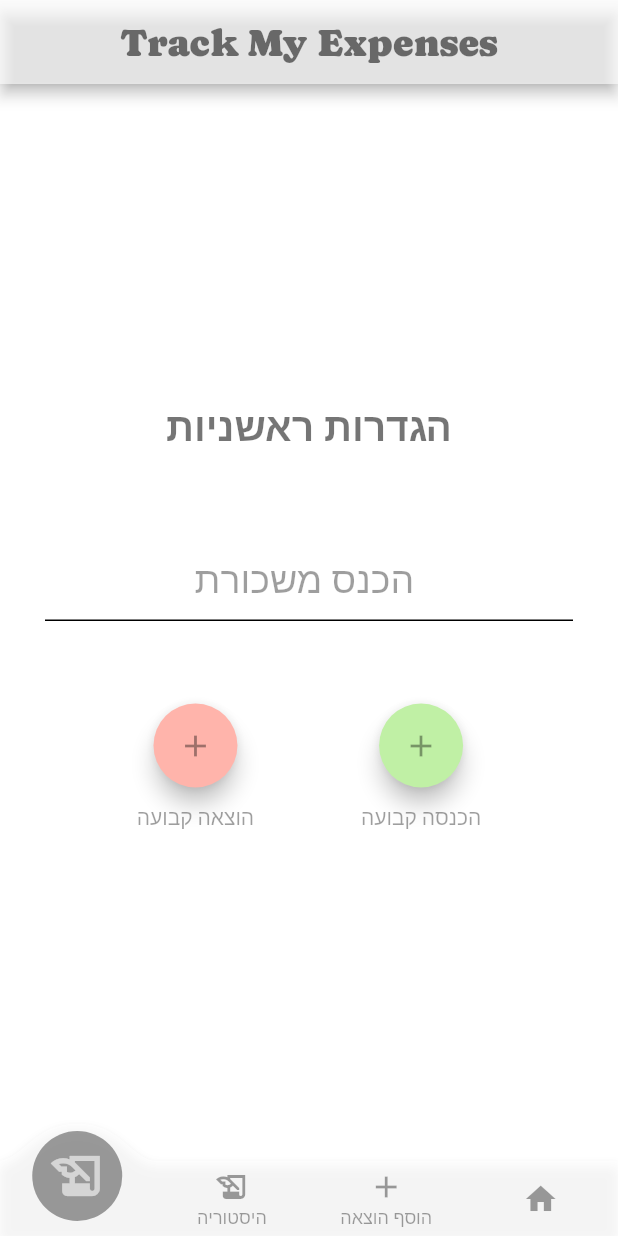
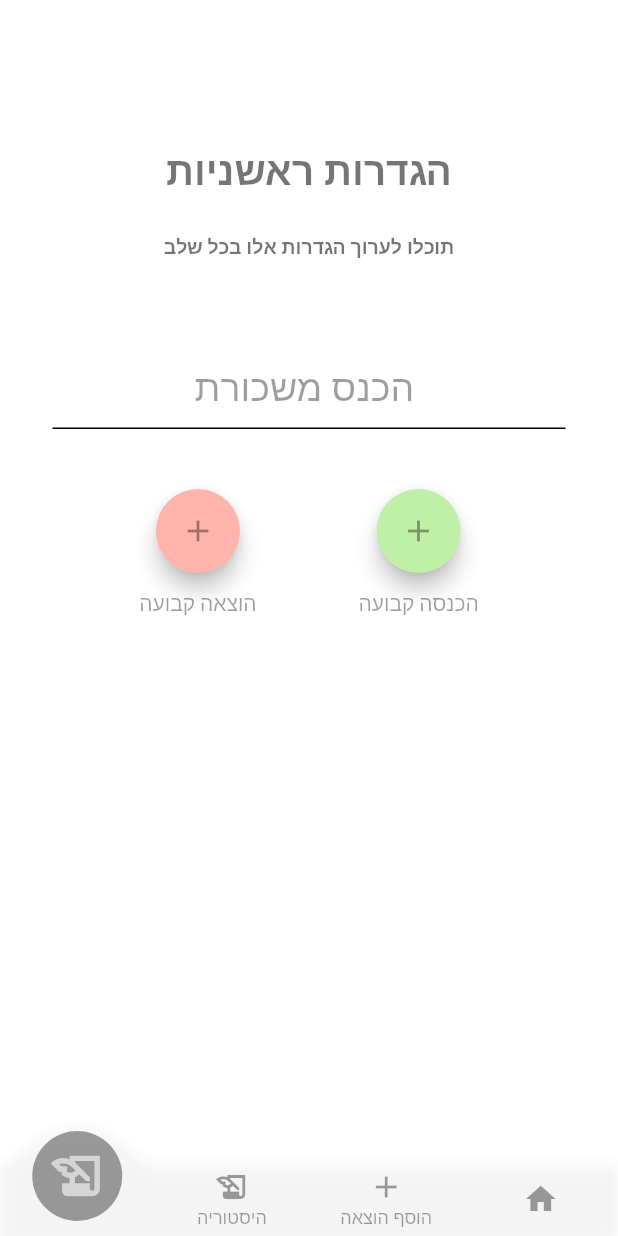
Before and after one commit to itzhadi/track_my_expenses, a Flutter app: the screen it shows after launch, item 4 of the bottom bar chosen, on a phone screen of 412 x 824 dp. Run offline on Flutter 3.47's test engine with Material 2 defaults, Android fonts, the phone set to English and light mode, and no system bars; drawn by our look-alikes of convex_bottom_bar; our stand-ins replace device_preview, google_fonts.

Commit message:
update setup screen

```diff
--- a/lib/screens/home_screen.dart
+++ b/lib/screens/home_screen.dart
@@ -22,12 +22,12 @@ class _HomeScreenState extends State<HomeScreen> {
   @override
   Widget build(BuildContext context) {
     return Scaffold(
-      appBar: AppBar(
-        backgroundColor: Colors.white60,
-        title: Center(
-          child: Text("Track My Expenses", style: kAppBarTextStyle),
-        ),
-      ),
+      // appBar: AppBar(
+      //   backgroundColor: Colors.white60,
+      //   title: Center(
+      //     child: Text("Track My Expenses", style: kAppBarTextStyle),
+      //   ),
+      // ),
       body: _pageNo[selectedPage],
       bottomNavigationBar: ConvexAppBar(
         color: Colors.black38,
--- a/lib/screens/setup_screen.dart
+++ b/lib/screens/setup_screen.dart
@@ -8,16 +8,26 @@ class Setup extends StatelessWidget {
   @override
   Widget build(BuildContext context) {
     return Scaffold(
-      body: Center(
+      body: SingleChildScrollView(
+        child: Center(
           child: Padding(
-          padding: const EdgeInsets.all(30.0),
+            padding: const EdgeInsets.all(35),
             child: Column(
               mainAxisAlignment: MainAxisAlignment.center,
               crossAxisAlignment: CrossAxisAlignment.stretch,
               children: [
-              Text(
+                Padding(
+                  padding: const EdgeInsets.only(top: 60.0),
+                  child: Text(
                     "הגדרות ראשניות",
                     style: kText,
+                    textAlign: TextAlign.center,
+                  ),
+                ),
+                SizedBox.fromSize(size: Size.fromHeight(25.0)),
+                Text(
+                  "תוכלו לערוך הגדרות אלו בכל שלב ",
+                  style: kTextSetUp,
                   textAlign: TextAlign.center,
                 ),
                 SizedBox.fromSize(size: Size.fromHeight(55.0)),
@@ -38,7 +48,7 @@ class Setup extends StatelessWidget {
                     FilteringTextInputFormatter.digitsOnly
                   ],
                 ),
-              SizedBox.fromSize(size: Size.fromHeight(55.0)),
+                SizedBox.fromSize(size: Size.fromHeight(40.0)),
                 Row(
                   mainAxisAlignment: MainAxisAlignment.spaceEvenly,
                   children: [
@@ -70,6 +80,7 @@ class Setup extends StatelessWidget {
             ),
           ),
         ),
+      ),
     );
   }
 }
--- a/lib/utils/constants.dart
+++ b/lib/utils/constants.dart
@@ -7,5 +7,11 @@ const kText = TextStyle(
     color: Colors.black54,
     fontWeight: FontWeight.bold);
 
+const kTextSetUp = TextStyle(
+    fontFamily: 'Caprasimo',
+    fontSize: 13,
+    color: Colors.black54,
+    fontWeight: FontWeight.bold);
+
 const kAppBarTextStyle =
     TextStyle(fontFamily: 'Caprasimo', fontSize: 26, color: Colors.black54);
```
Lines whose indentation alone changed are shown as unchanged.
